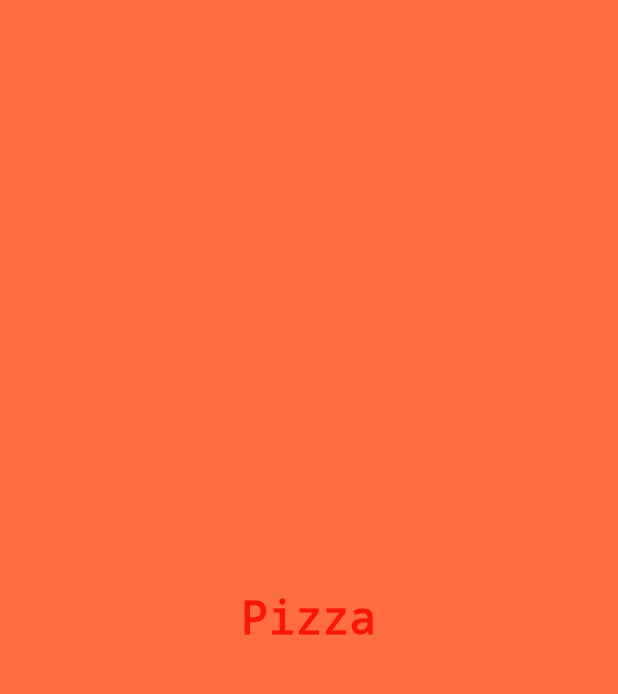
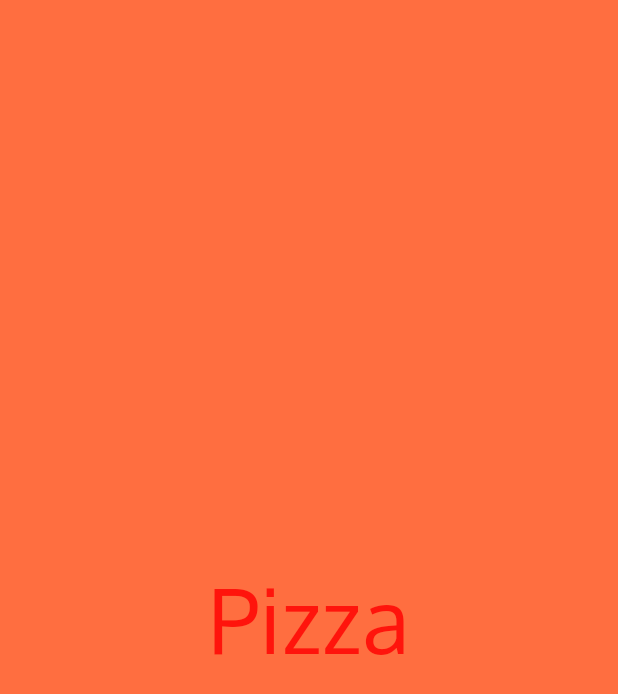
Before and after one commit to WoolWarrior/menu, a Flutter app: the screen it shows after launch, on a phone screen of 412 x 824 dp. Shown: the top 694 px of the screen. Run offline on Flutter 3.47's test engine with Material 2 defaults, Android fonts, the phone set to English and light mode, and no system bars.

Commit message:
added fonts

```diff
--- a/lib/ui/home.dart
+++ b/lib/ui/home.dart
@@ -16,8 +16,11 @@ class Home extends StatelessWidget {
         "Pizza",
         textDirection: TextDirection.ltr,
         style: TextStyle(
-          fontSize: 30.0,
+          fontSize: 60.0,
           decoration: TextDecoration.none,
+          fontFamily: 'Oxygen',
+          fontWeight: FontWeight.normal
+
         ),
       ),
     ));
```
Also changed, not shown: pubspec.yaml (+10 -12 lines).
